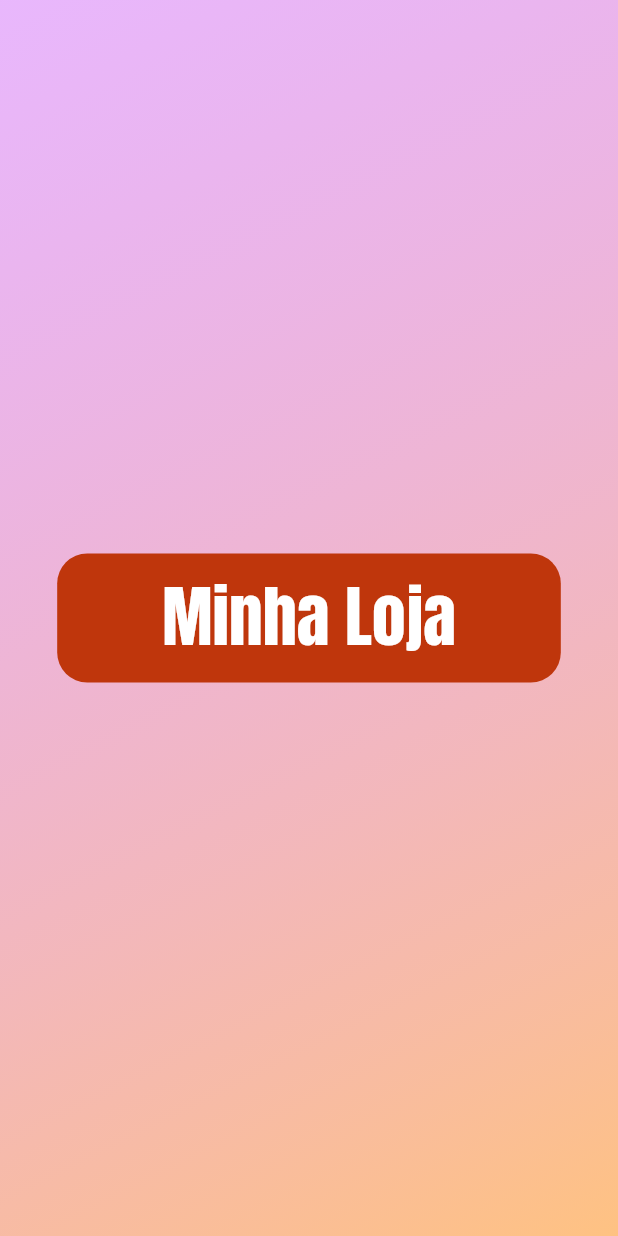
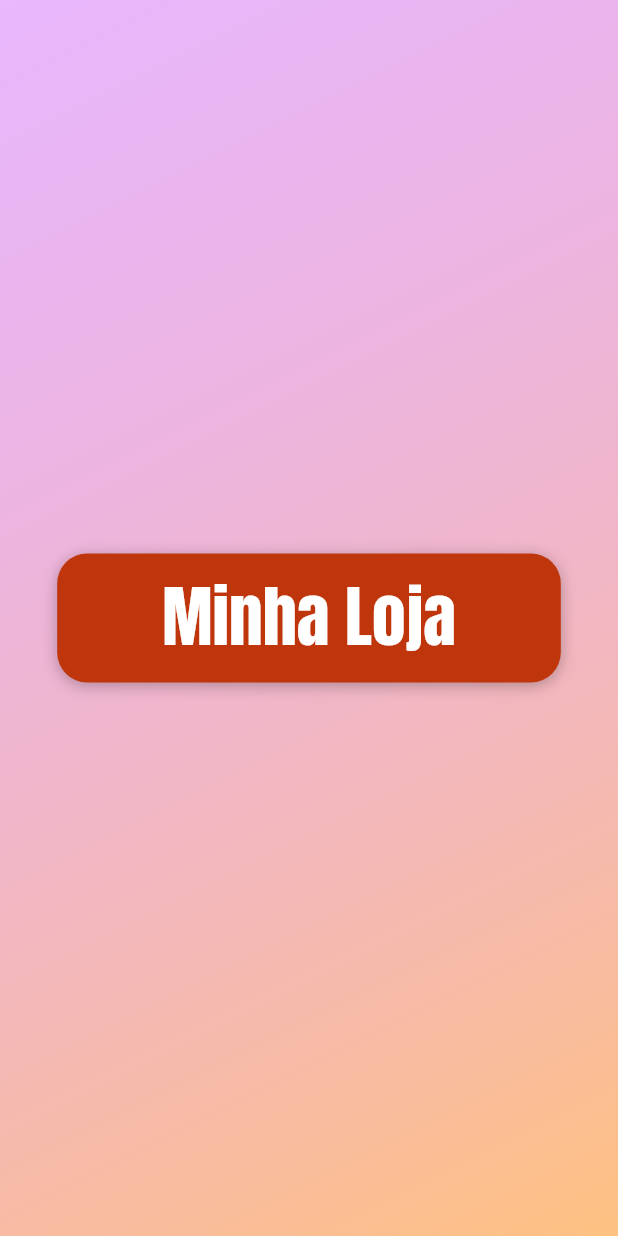
Before and after one commit to lucianopalhares/shop-flutter, a Flutter app: the screen it shows after launch, on a phone screen of 412 x 824 dp. Run offline on Flutter 3.47's test engine with Material 2 defaults, Android fonts, the phone set to English and light mode, and no system bars.

Commit message:
aplicando sombra no texto central da pagina de login

```diff
--- a/lib/pages/auth_page.dart
+++ b/lib/pages/auth_page.dart
@@ -35,7 +35,14 @@ class AuthPage extends StatelessWidget {
                   ),
                   decoration: BoxDecoration(
                     borderRadius: BorderRadius.circular(20),
-                    color: Colors.deepOrange.shade900
+                    color: Colors.deepOrange.shade900,
+                    boxShadow: [
+                      BoxShadow(
+                        blurRadius: 8,
+                        color: Colors.black26,
+                        offset: Offset(0, 2)
+                      )
+                    ]
                   ),
                   child: Text(
                     'Minha Loja',
```
